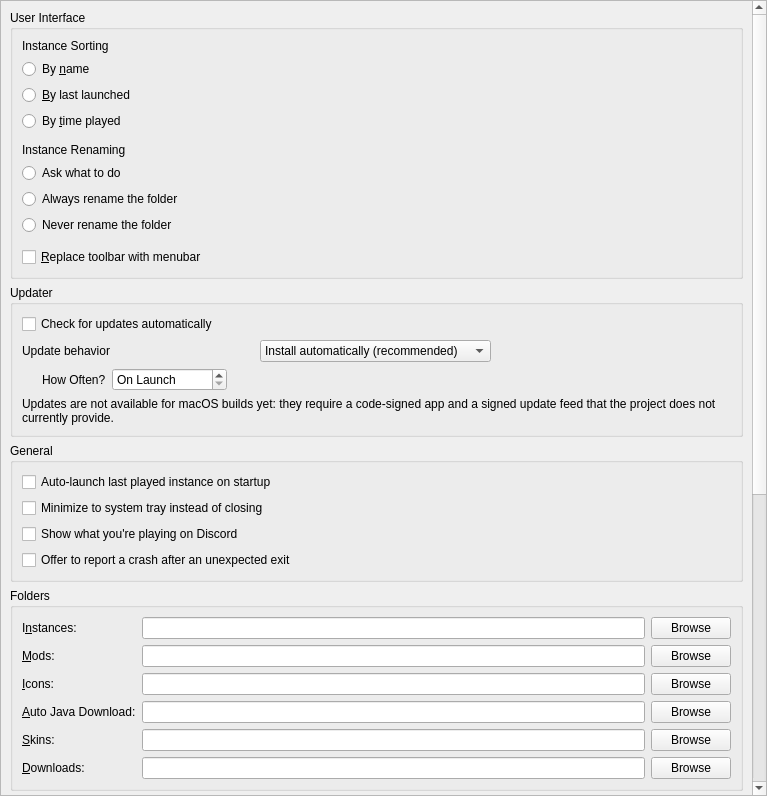
PollyMC-Continued/launcher, file launcher/ui/pages/global/LauncherPage.ui: the form before one commit.
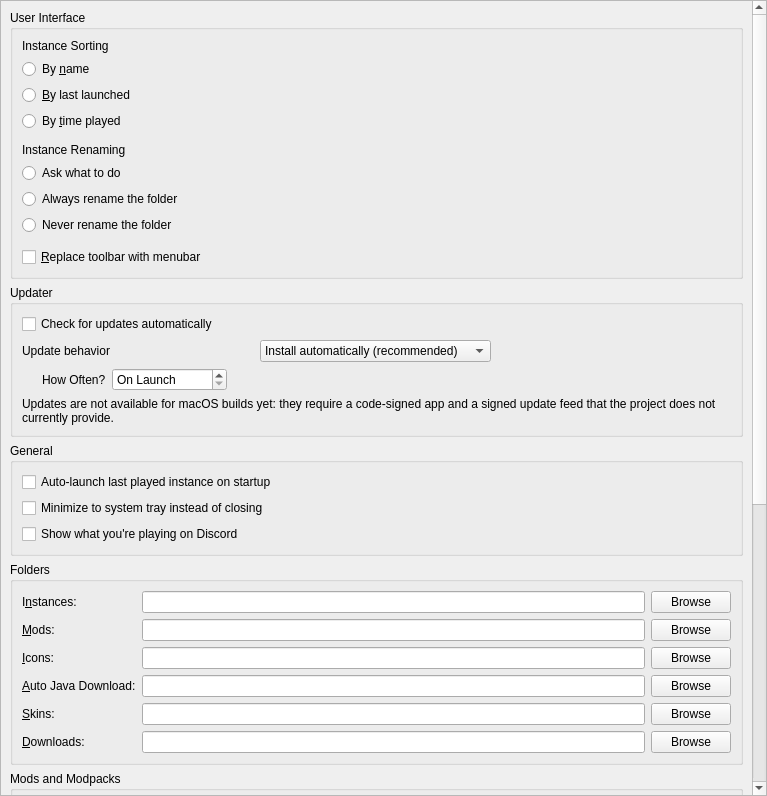
The form after the commit.

Commit message: Gets rid of the 'Launcher closed unexpectedly' window and helps PCs with old graphics run Minecraft.

Patch:
```diff
--- a/launcher/ui/pages/global/LauncherPage.ui
+++ b/launcher/ui/pages/global/LauncherPage.ui
@@ -344,16 +344,6 @@
              </property>
             </widget>
            </item>
-           <item>
-            <widget class="QCheckBox" name="showCrashRecoveryPromptCheckBox">
-             <property name="toolTip">
-              <string>When the launcher closes without warning while your computer keeps running, ask whether to send the log from that session. Unexpected restarts and power losses are never counted as crashes.</string>
-             </property>
-             <property name="text">
-              <string>Offer to report a crash after an unexpected exit</string>
-             </property>
-            </widget>
-           </item>
           </layout>
          </widget>
         </item>
```
The commit also changes 19 other files.
